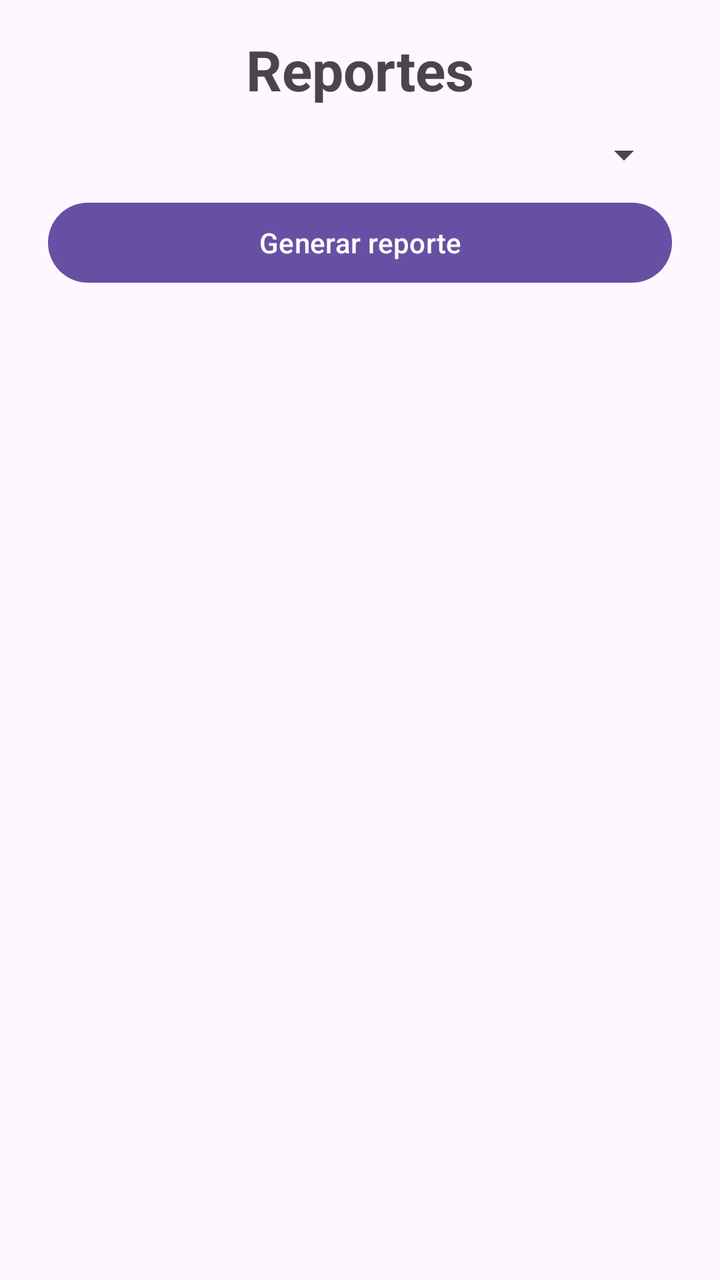
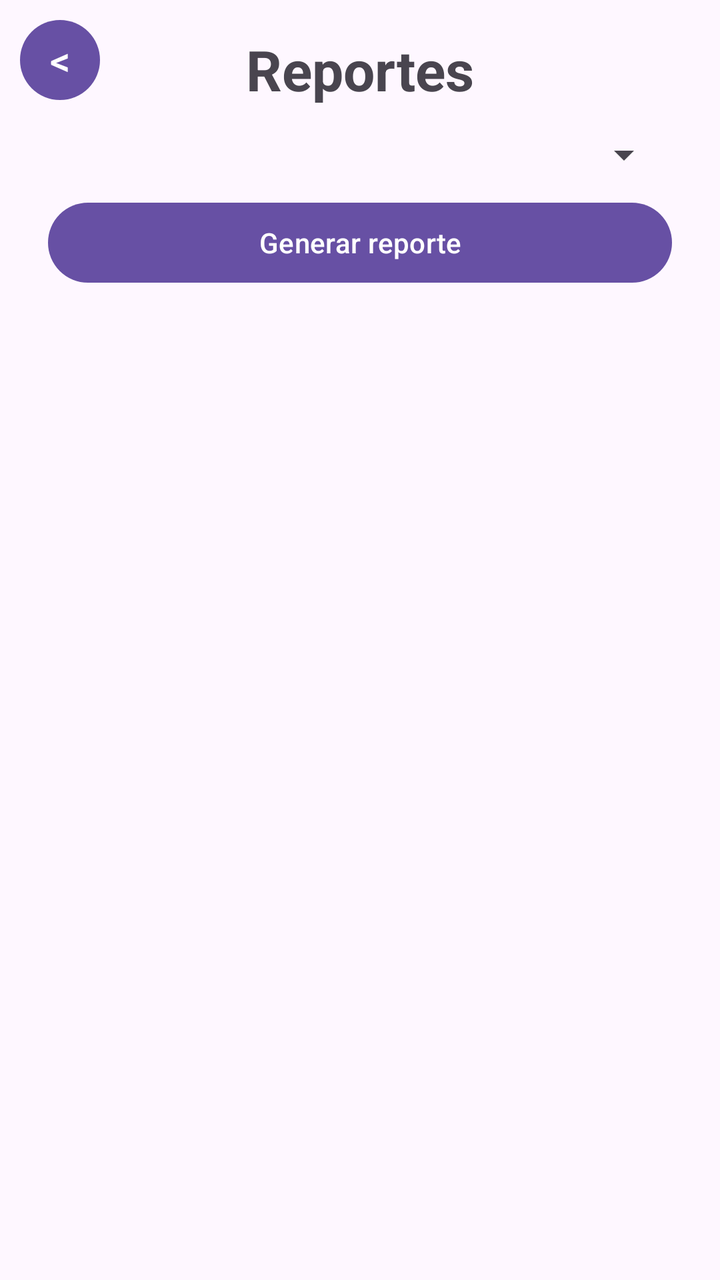

Before-and-after screenshots of an Android layout around one commit, followed by the original layout XML and the change that was made.
<!-- AndroidManifest.xml: application theme Theme.CesarYJuanClaudio -->
<!-- res/layout/activity_reportes.xml -->
<?xml version="1.0" encoding="utf-8"?>
<androidx.constraintlayout.widget.ConstraintLayout
    xmlns:android="http://schemas.android.com/apk/res/android"
    xmlns:app="http://schemas.android.com/apk/res-auto"
    android:id="@+id/main"
    android:layout_width="match_parent"
    android:layout_height="match_parent">

    <TextView
        android:id="@+id/tv_titulo"
        android:layout_width="wrap_content"
        android:layout_height="wrap_content"
        android:text="Reportes"
        android:textSize="28sp"
        android:textStyle="bold"
        android:layout_marginTop="16dp"
        app:layout_constraintTop_toTopOf="parent"
        app:layout_constraintStart_toStartOf="parent"
        app:layout_constraintEnd_toEndOf="parent"/>

    <Spinner
        android:id="@+id/spinner_reporte"
        android:layout_width="0dp"
        android:layout_height="wrap_content"
        android:layout_marginHorizontal="24dp"
        android:layout_marginTop="12dp"
        app:layout_constraintTop_toBottomOf="@+id/tv_titulo"
        app:layout_constraintStart_toStartOf="parent"
        app:layout_constraintEnd_toEndOf="parent"/>

    
    <com.google.android.material.textfield.TextInputLayout
        android:id="@+id/til_fecha_inicio"
        android:layout_width="0dp"
        android:layout_height="wrap_content"
        android:layout_marginHorizontal="24dp"
        android:layout_marginTop="8dp"
        android:visibility="gone"
        app:layout_constraintTop_toBottomOf="@+id/spinner_reporte"
        app:layout_constraintStart_toStartOf="parent"
        app:layout_constraintEnd_toEndOf="parent">
        <com.google.android.material.textfield.TextInputEditText
            android:id="@+id/et_fecha_inicio"
            android:layout_width="match_parent"
            android:layout_height="wrap_content"
            android:hint="Fecha inicio (YYYY-MM-DD)"
            android:inputType="date"/>
    </com.google.android.material.textfield.TextInputLayout>

    <com.google.android.material.textfield.TextInputLayout
        android:id="@+id/til_fecha_fin"
        android:layout_width="0dp"
        android:layout_height="wrap_content"
        android:layout_marginHorizontal="24dp"
        android:layout_marginTop="4dp"
        android:visibility="gone"
        app:layout_constraintTop_toBottomOf="@+id/til_fecha_inicio"
        app:layout_constraintStart_toStartOf="parent"
        app:layout_constraintEnd_toEndOf="parent">
        <com.google.android.material.textfield.TextInputEditText
            android:id="@+id/et_fecha_fin"
            android:layout_width="match_parent"
            android:layout_height="wrap_content"
            android:hint="Fecha fin (YYYY-MM-DD)"
            android:inputType="date"/>
    </com.google.android.material.textfield.TextInputLayout>

    <Button
        android:id="@+id/btn_generar"
        android:layout_width="0dp"
        android:layout_height="wrap_content"
        android:layout_marginHorizontal="24dp"
        android:layout_marginTop="8dp"
        android:text="Generar reporte"
        app:layout_constraintTop_toBottomOf="@+id/til_fecha_fin"
        app:layout_constraintStart_toStartOf="parent"
        app:layout_constraintEnd_toEndOf="parent"/>

    <ListView
        android:id="@+id/lv_reporte"
        android:layout_width="0dp"
        android:layout_height="0dp"
        android:layout_marginHorizontal="24dp"
        android:layout_marginTop="8dp"
        android:layout_marginBottom="8dp"
        app:layout_constraintTop_toBottomOf="@+id/btn_generar"
        app:layout_constraintBottom_toBottomOf="parent"
        app:layout_constraintStart_toStartOf="parent"
        app:layout_constraintEnd_toEndOf="parent"/>

</androidx.constraintlayout.widget.ConstraintLayout>
<!-- resources referenced by this layout -->
<resources>
  <style name="Theme.CesarYJuanClaudio" parent="Base.Theme.CesarYJuanClaudio" />
  <style name="Base.Theme.CesarYJuanClaudio" parent="Theme.Material3.DayNight.NoActionBar">
          
          
      </style>
</resources>

<!-- the commit's change to res/layout/activity_reportes.xml (unified diff, before → after) -->
@@ -5,6 +5,34 @@
     android:id="@+id/main"
     android:layout_width="match_parent"
     android:layout_height="match_parent">
+
+    <Button
+        android:id="@+id/btn_retroceder"
+
+        android:layout_width="40dp"
+        android:layout_height="40dp"
+
+        android:text="@string/retroceder"
+        android:textStyle="normal"
+
+        android:textSize="20sp"
+        android:padding="0dp"
+
+        android:insetTop="0dp"
+        android:insetBottom="0dp"
+
+        android:minWidth="0dp"
+        android:minHeight="0dp"
+
+        android:gravity="center"
+        app:cornerRadius="24dp"
+
+        app:layout_constraintStart_toStartOf="parent"
+        app:layout_constraintTop_toTopOf="parent"
+
+        android:layout_marginTop="10dp"
+        android:layout_marginStart="10dp"
+        />
 
     <TextView
         android:id="@+id/tv_titulo"
<!-- resource entries referenced after the edit -->
@@ -1,5 +1,6 @@
 <!-- resources referenced by this layout -->
 <resources>
+  <string name="retroceder">&lt;</string>
   <style name="Theme.CesarYJuanClaudio" parent="Base.Theme.CesarYJuanClaudio" />
   <style name="Base.Theme.CesarYJuanClaudio" parent="Theme.Material3.DayNight.NoActionBar">
           
